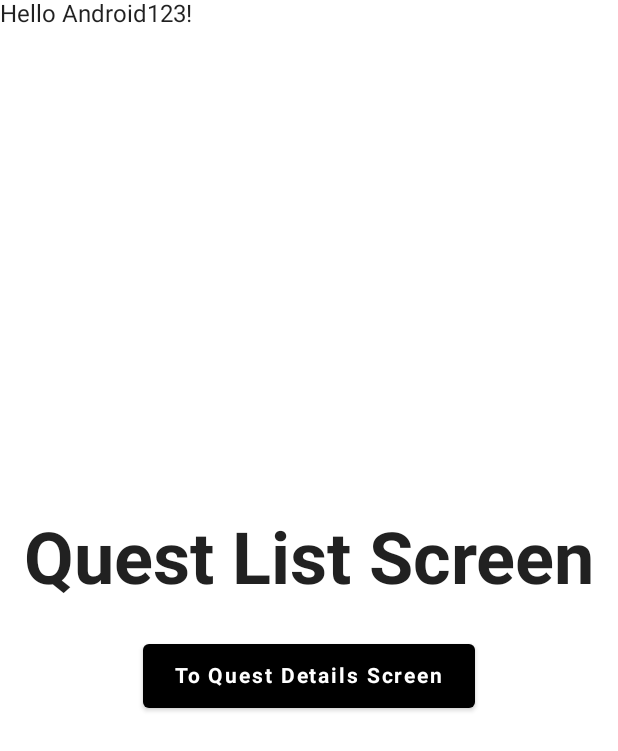
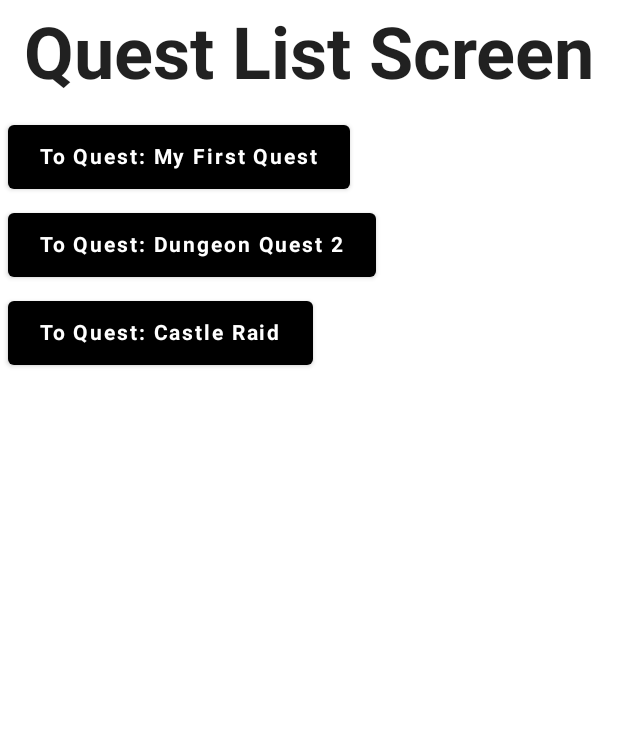
Before and after one commit to SeanDecker1/Re-Quest, an Android app built with Jetpack Compose: the screen it shows after launch (MainActivity), after a tap on "To Quest List Screen", on a phone screen of 412 x 824 dp. Shown: the top 751 px of the screen. Run offline under Robolectric (Android 15) with nearby library versions, the phone set to English and light mode, and no system bars.

Commit message:
Initial Navigation Routes for individual Quests

```diff
--- a/app/src/main/java/com/decker/sean/re_quest/MainActivity.kt
+++ b/app/src/main/java/com/decker/sean/re_quest/MainActivity.kt
@@ -28,23 +28,17 @@ class MainActivity : ComponentActivity() {
                     val navController = rememberNavController()
                     NavRoutes(navController = navController)
 
-                    Greeting("Android123")
-
                 } // Ends Surface
             } // Ends Theme
         } // Ends setContent
     } // Ends onCreate
 } // Ends MainActivity
 
-@Composable
-fun Greeting(name: String) {
-    Text(text = "Hello $name!")
-}
 
 @Preview(showBackground = true)
 @Composable
 fun DefaultPreview() {
     ReQuestTheme {
-        Greeting("Android")
+
     }
 }
--- a/app/src/main/java/com/decker/sean/re_quest/navigation/NavRoutes.kt
+++ b/app/src/main/java/com/decker/sean/re_quest/navigation/NavRoutes.kt
@@ -2,8 +2,10 @@ package com.decker.sean.re_quest.navigation
 
 import androidx.compose.runtime.Composable
 import androidx.navigation.NavHostController
+import androidx.navigation.NavType
 import androidx.navigation.compose.NavHost
 import androidx.navigation.compose.composable
+import androidx.navigation.navArgument
 import com.decker.sean.re_quest.screens.login.LoginScreen
 import com.decker.sean.re_quest.screens.questdetails.QuestDetailsScreen
 import com.decker.sean.re_quest.screens.questlist.QuestListScreen
@@ -13,19 +15,29 @@ fun NavRoutes(navController: NavHostController) {
 
     NavHost(
         navController = navController,
-        startDestination = Screens.Login.route
+        startDestination = Screens.LoginScreen.route
     ) {
 
-        composable(route = Screens.Login.route) {
+        composable(route = Screens.LoginScreen.route) {
             LoginScreen(navController)
         }
 
-        composable(route = Screens.QuestList.route) {
+        composable(route = Screens.QuestListScreen.route) {
             QuestListScreen(navController)
         }
 
-        composable(route = Screens.QuestDetails.route) {
-            QuestDetailsScreen()
+        composable(
+            route = Screens.QuestScreen.route+"/{questName}",
+            arguments = listOf(
+                navArgument("questName"){
+                    type = NavType.StringType
+                    defaultValue = ""
+                    nullable = true
+                }
+            )
+
+        ) { entry ->
+            QuestDetailsScreen(questName = entry.arguments?.getString("questName"))
         }
 
     } // Ends NavHost
--- a/app/src/main/java/com/decker/sean/re_quest/navigation/Screens.kt
+++ b/app/src/main/java/com/decker/sean/re_quest/navigation/Screens.kt
@@ -1,7 +1,16 @@
 package com.decker.sean.re_quest.navigation
 
 sealed class Screens(val route: String) {
-    object Login: Screens("login_screen")
-    object QuestList: Screens("quest_list_screen")
-    object QuestDetails: Screens("quest_details_screen")
+    object LoginScreen: Screens("login_screen")
+    object QuestListScreen: Screens("quest_list_screen")
+    object QuestScreen: Screens("quest_details_screen")
+
+    fun withArgs(vararg args: String): String{
+        return buildString {
+            append(route)
+            args.forEach { arg->
+                append("/$arg")
+            }
+        }
+    }
 } // Ends Screens sealed class
--- a/app/src/main/java/com/decker/sean/re_quest/screens/login/LoginScreen.kt
+++ b/app/src/main/java/com/decker/sean/re_quest/screens/login/LoginScreen.kt
@@ -2,16 +2,11 @@ package com.decker.sean.re_quest.screens.login
 
 import androidx.compose.foundation.background
 import androidx.compose.foundation.layout.*
-import androidx.compose.foundation.rememberScrollState
-import androidx.compose.foundation.verticalScroll
 import androidx.compose.material.*
-import androidx.compose.material.icons.Icons
-import androidx.compose.material.icons.filled.Email
 import androidx.compose.runtime.Composable
 import androidx.compose.ui.Alignment
 import androidx.compose.ui.Modifier
 import androidx.compose.ui.graphics.Color
-import androidx.compose.ui.res.stringResource
 import androidx.compose.ui.text.font.FontWeight
 import androidx.compose.ui.unit.dp
 import androidx.navigation.NavController
@@ -75,7 +70,7 @@ fun LoginScreen(navController: NavController) {
                 colors = ButtonDefaults.buttonColors(backgroundColor = Color.Black),
                 modifier = Modifier.padding(5.dp),
                 onClick = {
-                    navController.navigate(Screens.QuestList.route)
+                    navController.navigate(Screens.QuestListScreen.route)
                 }
             ){
                 Text(
--- a/app/src/main/java/com/decker/sean/re_quest/screens/questdetails/QuestDetailsScreen.kt
+++ b/app/src/main/java/com/decker/sean/re_quest/screens/questdetails/QuestDetailsScreen.kt
@@ -14,13 +14,13 @@ import androidx.compose.ui.text.font.FontWeight
 import androidx.compose.ui.unit.dp
 
 @Composable
-fun QuestDetailsScreen() {
+fun QuestDetailsScreen(questName: String?) {
 
     Column(
         modifier = Modifier
             .fillMaxSize()
             .background(Color.White),
-        verticalArrangement = Arrangement.Center,
+        verticalArrangement = Arrangement.Top,
         horizontalAlignment = Alignment.CenterHorizontally
     ) {
 
@@ -31,7 +31,7 @@ fun QuestDetailsScreen() {
             horizontalArrangement = Arrangement.Center
         ) {
             Text(
-                text = "Quest Details Screen",
+                text = "Quest Details Screen for: $questName",
                 fontSize = MaterialTheme.typography.h3.fontSize,
                 fontWeight = FontWeight.Bold
             ) // Ends Text
--- a/app/src/main/java/com/decker/sean/re_quest/screens/questlist/QuestListScreen.kt
+++ b/app/src/main/java/com/decker/sean/re_quest/screens/questlist/QuestListScreen.kt
@@ -1,11 +1,11 @@
 package com.decker.sean.re_quest.screens.questlist
 
+import android.annotation.SuppressLint
 import androidx.compose.foundation.background
 import androidx.compose.foundation.layout.*
-import androidx.compose.material.Button
-import androidx.compose.material.ButtonDefaults
-import androidx.compose.material.MaterialTheme
-import androidx.compose.material.Text
+import androidx.compose.foundation.lazy.LazyColumn
+import androidx.compose.foundation.lazy.items
+import androidx.compose.material.*
 import androidx.compose.runtime.Composable
 import androidx.compose.ui.Alignment
 import androidx.compose.ui.Modifier
@@ -15,21 +15,24 @@ import androidx.compose.ui.unit.dp
 import androidx.navigation.NavController
 import com.decker.sean.re_quest.navigation.Screens
 
+@SuppressLint("UnusedMaterialScaffoldPaddingParameter")
 @Composable
 fun QuestListScreen(navController: NavController) {
 
-    Column(
+    //dummy View Model for now
+    val questListViewModel = arrayListOf<String>("My First Quest", "Dungeon Quest 2", "Castle Raid")
+
+
+    Scaffold(
         modifier = Modifier
             .fillMaxSize()
             .background(Color.White),
-        verticalArrangement = Arrangement.Center,
-        horizontalAlignment = Alignment.CenterHorizontally
     ) {
 
         Row(
             modifier = Modifier
                 .fillMaxWidth()
-                .padding(10.dp),
+                .padding(8.dp),
             horizontalArrangement = Arrangement.Center
         ) {
             Text(
@@ -39,23 +42,30 @@ fun QuestListScreen(navController: NavController) {
             ) // Ends Text
         }// Ends Row
 
-        Row(
+        Spacer(modifier = Modifier.padding(36.dp))
+
+        LazyColumn(
             modifier = Modifier
                 .fillMaxWidth()
-                .padding(10.dp),
-            horizontalArrangement = Arrangement.Center
+                .padding(top = 75.dp),
         ) {
-
+            items(
+                items = questListViewModel,
+                itemContent = {
                     Button(
                         shape = MaterialTheme.shapes.medium,
                         colors = ButtonDefaults.buttonColors(backgroundColor = Color.Black),
                         modifier = Modifier.padding(5.dp),
                         onClick = {
-                    navController.navigate(Screens.QuestDetails.route)
+                            navController.navigate(Screens.QuestScreen.withArgs(it)) {
+                                popUpTo(Screens.QuestScreen.route){
+                                    inclusive = true
+                                }
+                            }
                         }
                     ){
                         Text(
-                    text = "To Quest Details Screen",
+                            text = "To Quest: $it",
                             modifier = Modifier.padding(5.dp),
                             style = MaterialTheme.typography.button.copy(
                                 fontWeight = FontWeight.Bold,
@@ -63,6 +73,8 @@ fun QuestListScreen(navController: NavController) {
                             ) // Ends style
                         ) // Ends Text
                     } // Ends Button
+                }
+            )
 
         } // Ends Row
 
```
Also changed, not shown: app/build.gradle (+14 -0 lines), app/src/main/java/com/decker/sean/re_quest/data/entities/Quest.kt (added, +20 -0 lines), app/src/main/java/com/decker/sean/re_quest/data/entities/QuestDetail.kt (added, +20 -0 lines), app/src/main/java/com/decker/sean/re_quest/data/entities/QuestList.kt (added, +14 -0 lines). Lines whose indentation alone changed are shown as unchanged.
